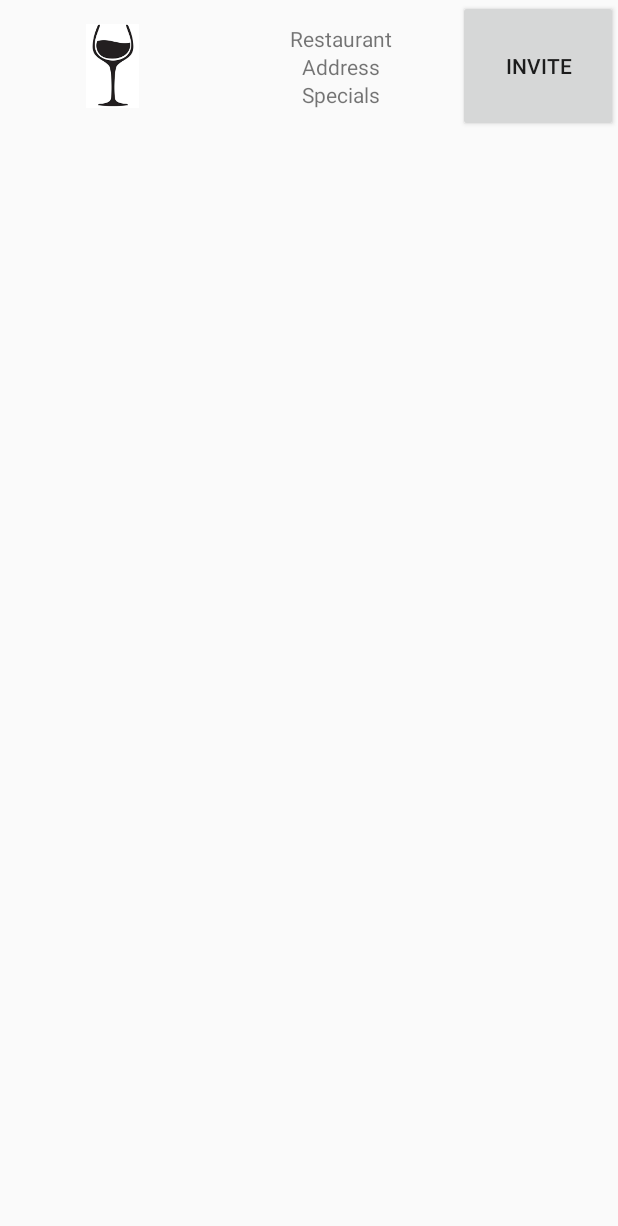
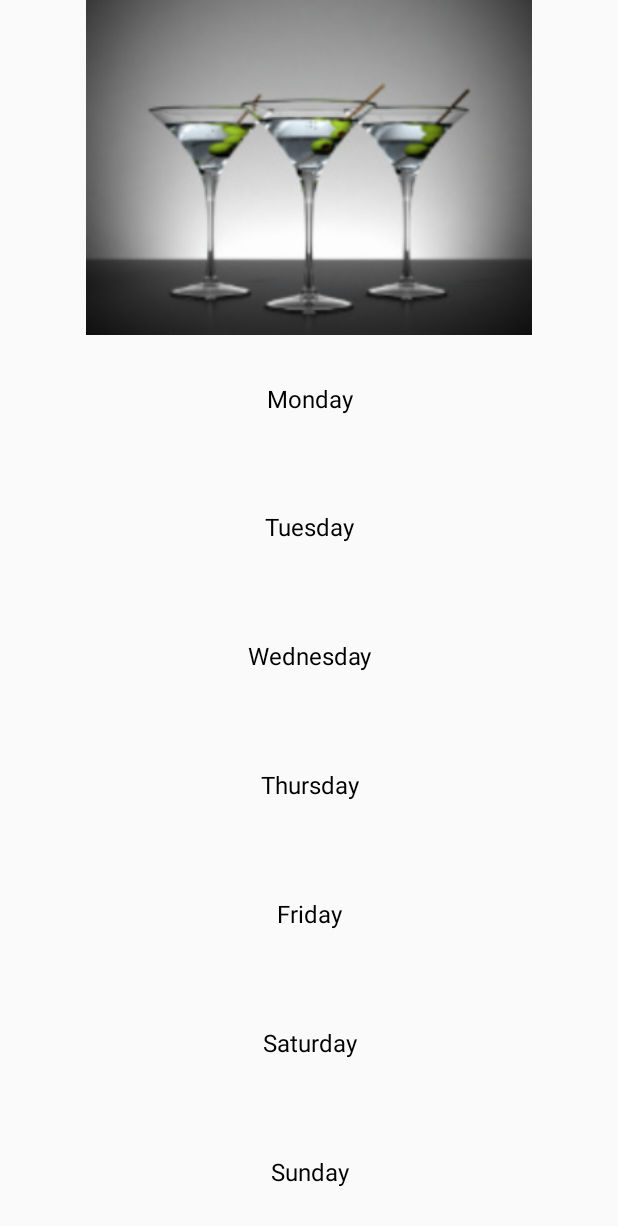
Before and after one commit to therestaurantrambler/rambler, an Android app: the layout list_item.xml on its own in the app's theme, with its tools: preview values and no code run, on a phone screen of 412 x 824 dp. Shown: the top 1226 px of the screen. Run offline under Robolectric (Android 15) with nearby library versions, the phone set to English and light mode, and no system bars.

```diff
--- a/app/src/main/res/layout/activity_main.xml
+++ b/app/src/main/res/layout/activity_main.xml
@@ -18,12 +18,14 @@
     <TextView
         android:layout_width="match_parent"
         android:layout_height="wrap_content"
-        android:text="Monday"
         android:id="@+id/monday"
+        android:text="@string/Monday"
         android:textSize="16sp"
         android:gravity="center"
         android:textColor= "#000000"
         android:layout_weight= "1" />
+
+
 
     <TextView
         android:layout_width="match_parent"
--- a/app/src/main/res/layout/list_item.xml
+++ b/app/src/main/res/layout/list_item.xml
@@ -1,64 +1,91 @@
 <?xml version="1.0" encoding="utf-8"?>
+
 <LinearLayout
     xmlns:android="http://schemas.android.com/apk/res/android"
-    android:orientation="horizontal"
+    xmlns:app="http://schemas.android.com/apk/res-auto"
+    xmlns:tools="http://schemas.android.com/tools"
     android:layout_width="match_parent"
     android:layout_height="match_parent"
-    android:minHeight="88dp">
+    android:orientation="vertical"
+    tools:context="com.therestaurantraambler.rambler.MainActivity">
+
+    <ImageView
+        android:layout_width="match_parent"
+        android:layout_height="wrap_content"
+        android:src="@drawable/dirtymartinismall"
+        android:layout_weight="1"/>
 
 
+    <TextView
+        android:layout_width="match_parent"
+        android:layout_height="wrap_content"
+        android:text="Monday"
+        android:id="@+id/monday"
+        android:textSize="16sp"
+        android:gravity="center"
+        android:textColor= "#000000"
+        android:layout_weight= "1" />
 
-<ImageView
-    android:layout_width="wrap_content"
-    android:layout_height="88dp"
-    android:layout_weight="1"
-    android:src ="@drawable/wine_glass"
-    android:padding="16dp"/>
+    <TextView
+        android:layout_width="match_parent"
+        android:layout_height="wrap_content"
+        android:text="Tuesday"
+        android:id="@+id/tuesday"
+        android:gravity="center"
+        android:textSize="16sp"
+        android:textColor= "#000000"
+        android:layout_weight= "1" />
+
+    <TextView
+        android:layout_width="match_parent"
+        android:layout_height="wrap_content"
+        android:text="Wednesday"
+        android:id="@+id/wednesday"
+        android:gravity="center"
+        android:textSize="16sp"
+        android:textColor= "#000000"
+        android:layout_weight= "1" />
 
 
-    <LinearLayout
-        android:layout_width="wrap_content"
-        android:layout_height="88dp"
-        android:layout_weight="3"
-        android:orientation="vertical"
-        android:padding="16dp"
-        android:label="@+id/textContainer">
+    <TextView
+        android:layout_width="match_parent"
+        android:layout_height="wrap_content"
+        android:text="Thursday"
+        android:id="@+id/thursday"
+        android:gravity="center"
+        android:textSize="16sp"
+        android:textColor= "#000000"
+        android:layout_weight= "1" />
 
+    <TextView
+        android:layout_width="match_parent"
+        android:layout_height="wrap_content"
+        android:text="Friday"
+        android:id="@+id/friday"
+        android:gravity="center"
+        android:textSize="16sp"
+        android:textColor= "#000000"
+        android:layout_weight= "1" />
 
-        <TextView
-            android:layout_width="wrap_content"
-            android:layout_height="88dp"
-            android:layout_weight="1"
-            android:text="Restaurant"
-            android:label="@+id/restaurantName"
-            android:layout_gravity="center"/>
+    <TextView
+        android:layout_width="match_parent"
+        android:layout_height="wrap_content"
+        android:text="Saturday"
+        android:id="@+id/saturday"
+        android:gravity="center"
+        android:textSize="16sp"
+        android:textColor= "#000000"
+        android:layout_weight= "1" />
 
-        <TextView
-            android:layout_width="wrap_content"
-            android:layout_height="88dp"
-            android:layout_weight="1"
-            android:text="Address"
-            android:label="@+id/address"
-            android:layout_gravity="center"/>
-
-        <TextView
-            android:layout_width="wrap_content"
-            android:layout_height="88dp"
-            android:layout_weight="1"
-            android:text="Specials"
-            android:label="@+id/specials"
-            android:layout_gravity="center"/>
-
-
-    </LinearLayout>
-
-<Button
-    android:layout_width="wrap_content"
-    android:layout_height="88dp"
-    android:layout_weight="1"
-    android:label="@+id/invite"
-    android:text="Invite"
-    android:padding="16dp" />
+    <TextView
+        android:layout_width="match_parent"
+        android:layout_height="wrap_content"
+        android:text="Sunday"
+        android:id="@+id/sunday"
+        android:gravity="center"
+        android:textSize="16sp"
+        android:textColor= "#000000"
+        android:layout_weight= "1" />
 
 
 
--- a/app/src/main/res/values/strings.xml
+++ b/app/src/main/res/values/strings.xml
@@ -1,4 +1,5 @@
 <resources>
     <string name="app_name">Rambler</string>
     <string name="title_activity_monday_wine">MondayWine</string>
+    <string name ="Monday">Monday</string>
 </resources>
```
Also changed, not shown: app/src/main/AndroidManifest.xml (+66 -8 lines).
